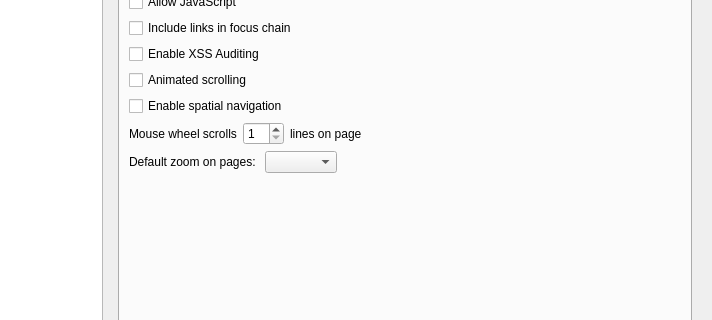
Before: the Qt Designer form src/lib/preferences/preferences.ui in QupZilla/qupzilla, drawn with Qt 5; both pictures show x 128 to 840 and y 118 to 438 of the 840 by 550 pixel window.
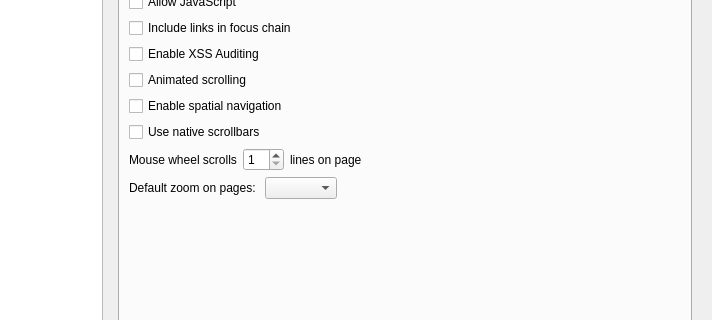
After: the same form once the commit is applied. The open tabs and pages were chosen to show the change. Custom widgets are drawn as their Qt base class.

Commit message:
Use native scrollbars for main scrollbars
Use native widgets to render main scrollbars (scrollbars of the
main webview widget, not iframes etc).

It makes the scrollbars on body element invisible and instead draws
native widgets on the space for scrollbars.

Comes with possibility to disable it, enabled by default.

```diff
--- a/src/lib/preferences/preferences.ui
+++ b/src/lib/preferences/preferences.ui
@@ -1117,6 +1117,13 @@
                    </property>
                   </widget>
                  </item>
+                 <item>
+                  <widget class="QCheckBox" name="useNativeScrollbars">
+                   <property name="text">
+                    <string>Use native scrollbars</string>
+                   </property>
+                  </widget>
+                 </item>
                 </layout>
                </item>
                <item row="2" column="0">
```
Left out of the diff: 4 changed lines with no effect on the pictures. The commit also changes 10 other files.
